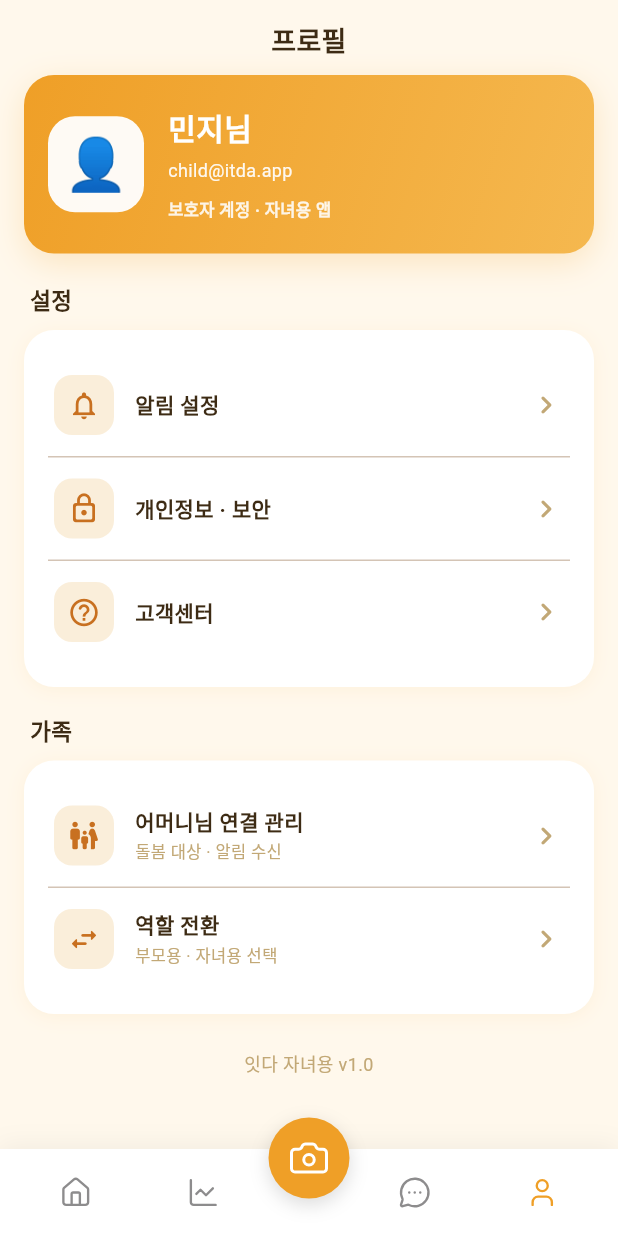
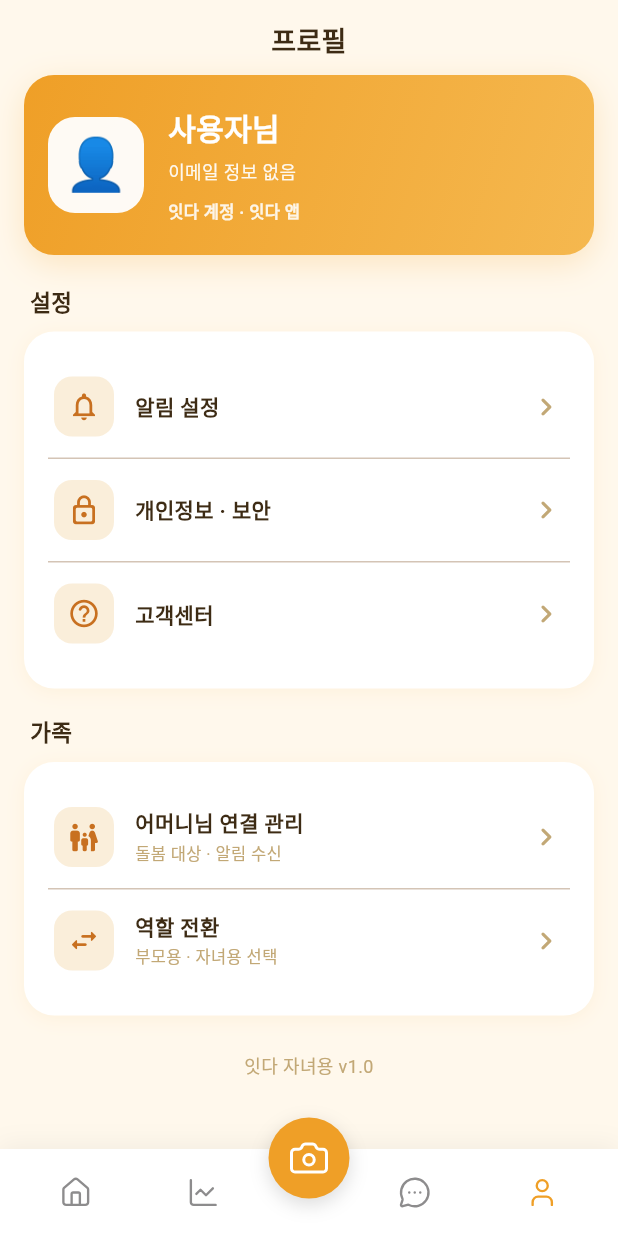
Before and after one commit to CloudComputing-KHU/FE, a Flutter app: the ChildShell screen opened by its route, item 5 of the bottom bar chosen, on a phone screen of 412 x 824 dp. Run offline on Flutter 3.47's test engine with Material 3 defaults, Android fonts, the phone set to English and light mode, and no system bars; our stand-ins replace dio, fl_chart, flutter_riverpod, flutter_svg, go_router, image_picker and 1 more; missing offline and left inert: record; network calls fail.

Commit message:
feat: 가입 사용자 정보 화면에 반영

```diff
--- a/lib/core/auth/auth_provider.dart
+++ b/lib/core/auth/auth_provider.dart
@@ -1,8 +1,13 @@
 import 'package:flutter_riverpod/flutter_riverpod.dart';
 
 import 'package:itda/core/auth/auth_service.dart';
+import 'package:itda/core/auth/token_storage.dart';
 
 final authServiceProvider = Provider<AuthService>((ref) => AuthService());
 
 /// 로그인 세션 여부. 추후 사용자 엔티티와 함께 확장할 수 있습니다.
 final authSessionProvider = StateProvider<bool?>((ref) => null);
+
+final currentUserProfileProvider = FutureProvider<AuthUserProfile>((ref) {
+  return TokenStorage.readCurrentUserProfile();
+});
--- a/lib/features/auth/presentation/login_screen.dart
+++ b/lib/features/auth/presentation/login_screen.dart
@@ -45,6 +45,7 @@ class _LoginScreenState extends ConsumerState<LoginScreen> {
           .read(authServiceProvider)
           .login(email: email, password: password);
       ref.read(authSessionProvider.notifier).state = true;
+      ref.invalidate(currentUserProfileProvider);
       if (!mounted) return;
       context.go(AppRoutes.roleSelect);
     } catch (error) {
--- a/lib/features/child/my/presentation/child_my_screen.dart
+++ b/lib/features/child/my/presentation/child_my_screen.dart
@@ -1,5 +1,7 @@
 import 'package:flutter/material.dart';
+import 'package:flutter_riverpod/flutter_riverpod.dart';
 
+import 'package:itda/core/auth/auth_provider.dart';
 import 'package:itda/core/data/mock_itda_data.dart';
 import 'package:itda/features/child/shell/presentation/child_colors.dart';
 import 'package:itda/features/child/shell/presentation/child_shell_chrome.dart';
@@ -7,14 +9,19 @@ import 'package:itda/features/child/shell/presentation/child_tab_bar.dart';
 import 'package:itda/features/child/widgets/child_widgets.dart';
 
 /// 마이 탭 — 자녀 셸 팔레트·탭 헤더(가운데 제목)와 맞춤
-class ChildMyScreen extends StatelessWidget {
+class ChildMyScreen extends ConsumerWidget {
   const ChildMyScreen({super.key, this.onRoleSwitch});
 
   final VoidCallback? onRoleSwitch;
 
   @override
-  Widget build(BuildContext context) {
+  Widget build(BuildContext context, WidgetRef ref) {
     final bottomPad = ChildHtmlTabBar.scrollBottomPadding(context);
+    final profile = ref.watch(currentUserProfileProvider).valueOrNull;
+    final displayName = profile?.displayName ?? MockItdaData.childDisplayName;
+    final email = profile?.email ?? '이메일 정보 없음';
+    final roleText =
+        '${profile?.accountLabel ?? '자녀 계정'} · ${profile?.roleLabel ?? '자녀용 앱'}';
 
     return ColoredBox(
       color: ChildDashboardColors.orangePale,
@@ -38,7 +45,9 @@ class ChildMyScreen extends StatelessWidget {
                     ),
                     boxShadow: [
                       BoxShadow(
-                        color: ChildDashboardColors.orange.withValues(alpha: 0.22),
+                        color: ChildDashboardColors.orange.withValues(
+                          alpha: 0.22,
+                        ),
                         blurRadius: 18,
                         offset: const Offset(0, 6),
                       ),
@@ -63,7 +72,7 @@ class ChildMyScreen extends StatelessWidget {
                           crossAxisAlignment: CrossAxisAlignment.start,
                           children: [
                             Text(
-                              '${MockItdaData.childDisplayName}님',
+                              '$displayName님',
                               style: const TextStyle(
                                 fontSize: 20,
                                 fontWeight: FontWeight.w900,
@@ -72,7 +81,7 @@ class ChildMyScreen extends StatelessWidget {
                             ),
                             const SizedBox(height: 6),
                             Text(
-                              'child@itda.app',
+                              email,
                               style: TextStyle(
                                 fontSize: 12,
                                 color: Colors.white.withValues(alpha: 0.92),
@@ -80,7 +89,7 @@ class ChildMyScreen extends StatelessWidget {
                             ),
                             const SizedBox(height: 10),
                             Text(
-                              '보호자 계정 · 자녀용 앱',
+                              roleText,
                               style: TextStyle(
                                 fontSize: 11,
                                 fontWeight: FontWeight.w600,
@@ -189,7 +198,11 @@ class _MyTile extends StatelessWidget {
                 color: ChildDashboardColors.orangeLight,
                 borderRadius: BorderRadius.circular(12),
               ),
-              child: Icon(icon, color: ChildDashboardColors.orangeDark, size: 22),
+              child: Icon(
+                icon,
+                color: ChildDashboardColors.orangeDark,
+                size: 22,
+              ),
             ),
             const SizedBox(width: 14),
             Expanded(
@@ -217,7 +230,10 @@ class _MyTile extends StatelessWidget {
                 ],
               ),
             ),
-            const Icon(Icons.chevron_right_rounded, color: ChildDashboardColors.textMuted),
+            const Icon(
+              Icons.chevron_right_rounded,
+              color: ChildDashboardColors.textMuted,
+            ),
           ],
         ),
       ),
```
Also changed, not shown: lib/core/auth/auth_service.dart (+7 -3 lines), lib/core/auth/token_storage.dart (+99 -0 lines), lib/features/child/dashboard/presentation/child_home_screen.dart (+29 -21 lines).
